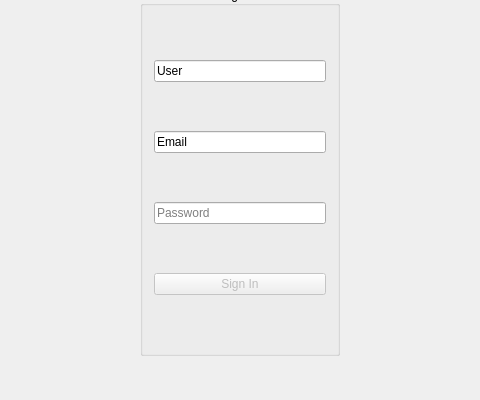
Qt form mainwindow.ui (Carlos-D-09/lerma) before a commit; both pictures show x 443 to 923 and y 430 to 830 of the 1366 by 830 pixel window.
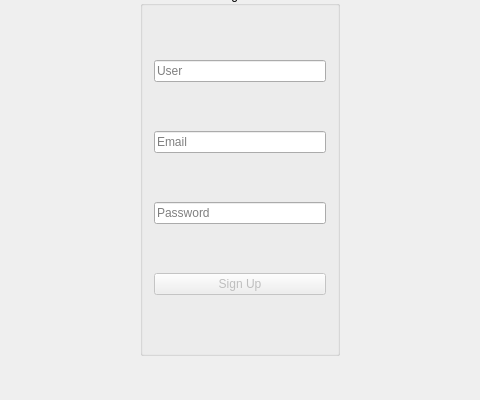
The same form after that commit.

Commit message: Se habilitaron los botones login y Sign Up para que se puedan usar cuando se llenan las casillas

```diff
--- a/mainwindow.ui
+++ b/mainwindow.ui
@@ -85,6 +85,9 @@
            <item row="0" column="0">
             <widget class="QLineEdit" name="newUserLE">
              <property name="text">
+              <string/>
+             </property>
+             <property name="placeholderText">
               <string>User</string>
              </property>
             </widget>
@@ -92,6 +95,9 @@
            <item row="1" column="0">
             <widget class="QLineEdit" name="emailLE">
              <property name="text">
+              <string/>
+             </property>
+             <property name="placeholderText">
               <string>Email</string>
              </property>
             </widget>
@@ -112,7 +118,7 @@
               <bool>false</bool>
              </property>
              <property name="text">
-              <string>Sign In</string>
+              <string>Sign Up</string>
              </property>
             </widget>
            </item>
```
Left out of the diff: 4 changed lines with no effect on the pictures. The commit also changes 6 other files.
